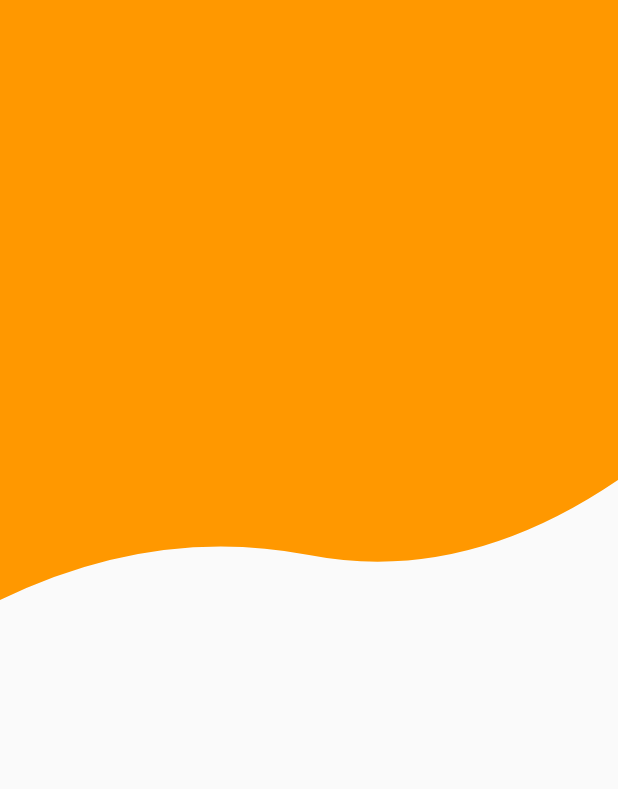
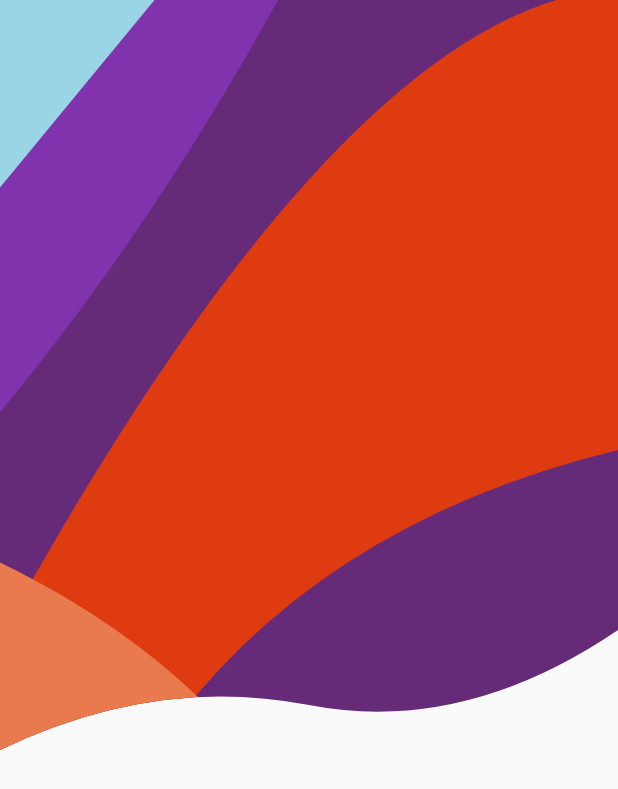
Before and after one commit to Hamza-Rahmoun/flutter_app, a Flutter app: the screen it shows after launch, on a phone screen of 412 x 824 dp. Shown: the top 789 px of the screen. Run offline on Flutter 3.47's test engine with Material 2 defaults, Android fonts, the phone set to English and light mode, and no system bars.

```diff
--- a/lib/customeclipper.dart
+++ /dev/null
@@ -1,23 +0,0 @@
-import 'package:flutter/material.dart';
-
-class CustomClipperWidget extends CustomClipper<Path> {
-  @override
-  getClip(Size size) {
-    final Path path = Path();
-    path.lineTo(0.0, size.height);
-    var firstEndPoint = Offset(size.width * 0.5, size.height - 30);
-    var firstControlPoint = Offset(size.width * 0.25, size.height - 50);
-    path.quadraticBezierTo(firstControlPoint.dx, firstControlPoint.dy,
-        firstEndPoint.dx, firstEndPoint.dy);
-    var secondEndPoint = Offset(size.width, size.height - 80);
-    var secondControl = Offset(size.width * 0.75, size.height - 10);
-    path.quadraticBezierTo(secondControl.dx, secondControl.dy,
-        secondEndPoint.dx, secondEndPoint.dy);
-    path.lineTo(size.width, 0.0);
-    path.close();
-    return path;
-  }
-
-  @override
-  bool shouldReclip(CustomClipper oldClipper) => true;
-}
--- a/lib/main.dart
+++ b/lib/main.dart
@@ -1,7 +1,5 @@
 import 'package:flutter/cupertino.dart';
 import 'package:flutter/material.dart';
-
-import 'customeclipper.dart';
 
 void main() => runApp(MyApp());
 
@@ -9,26 +7,111 @@ class MyApp extends StatelessWidget {
   @override
   Widget build(BuildContext context) {
     return MaterialApp(
-      home: Scaffold(
-        body: HomePage(),
+      home: HomePage(),
+    );
+  }
+}
+
+Color mainBGColor = Color(0xFF652A78);
+Color redColor = Color(0xFFDE3C10);
+Color purpleColor = Color(0xFF8132AD);
+Color cyan = Color(0xFF99D5E5);
+Color orange = Color(0xFFE97A4D);
+
+class HomePage extends StatefulWidget {
+  @override
+  _HomePageState createState() => _HomePageState();
+}
+
+class _HomePageState extends State<HomePage> {
+  @override
+  Widget build(BuildContext context) {
+    return Scaffold(
+      body: ClipPath(
+        clipper: CustomClipperWidget(),
+        child: CustomPaint(
+          painter: MyCustomPainter(),
+          child: Container(
+            height: 500.0,
+          ),
+        ),
       ),
     );
   }
 }
 
-class HomePage extends StatelessWidget {
+class CustomClipperWidget extends CustomClipper<Path> {
   @override
-  Widget build(BuildContext context) {
-    return Stack(
-      children: <Widget>[
-        ClipPath(
-          clipper: CustomClipperWidget(),
-          child: Container(
-            height: 400,
-            color: Colors.orange,
-          ),
-        )
-      ],
-    );
+  getClip(Size size) {
+    final Path path = Path();
+    path.lineTo(0.0, size.height);
+    var firstEndPoint = Offset(size.width * 0.5, size.height - 30);
+    var firstControlPoint = Offset(size.width * 0.25, size.height - 50);
+    path.quadraticBezierTo(firstControlPoint.dx, firstControlPoint.dy,
+        firstEndPoint.dx, firstEndPoint.dy);
+    var secondEndPoint = Offset(size.width, size.height - 80);
+    var secondControl = Offset(size.width * 0.75, size.height - 10);
+    path.quadraticBezierTo(secondControl.dx, secondControl.dy,
+        secondEndPoint.dx, secondEndPoint.dy);
+    path.lineTo(size.width, 0.0);
+    path.close();
+    return path;
+  }
+
+  @override
+  bool shouldReclip(CustomClipper oldClipper) => true;
+}
+
+class MyCustomPainter extends CustomPainter {
+  @override
+  void paint(Canvas canvas, Size size) {
+    Paint paint = Paint();
+
+    Path mainBGPath = Path();
+    mainBGPath.addRect(Rect.fromLTWH(0.0, 0.0, size.width, size.height));
+    paint.color = mainBGColor;
+    canvas.drawPath(mainBGPath, paint);
+
+    Path purplePath = Path();
+    purplePath.lineTo(size.width * .45, 0);
+    purplePath.quadraticBezierTo(
+        size.width * .25, size.height * .3, 0, size.height * 0.55);
+    purplePath.close();
+    paint.color = purpleColor;
+    canvas.drawPath(purplePath, paint);
+
+    Path redPath = Path();
+    redPath.moveTo(size.width * 0.9, 0.0);
+    redPath.quadraticBezierTo(
+        size.width * .5, size.height * 0.1, 0, size.height * 0.85);
+    redPath.lineTo(0, size.height);
+    redPath.lineTo(size.width * 0.25, size.height);
+    redPath.quadraticBezierTo(
+        size.width * .5, size.height * 0.7, size.width, size.height * 0.6);
+    redPath.lineTo(size.width, 0.0);
+    redPath.close();
+    paint.color = redColor;
+    canvas.drawPath(redPath, paint);
+
+    Path orangePath = Path();
+    orangePath.moveTo(0, size.height * 0.75);
+    orangePath.quadraticBezierTo(
+        size.width * .25, size.height * 0.85, size.width * .40, size.height);
+    orangePath.lineTo(0, size.height);
+    orangePath.close();
+    paint.color = orange;
+    canvas.drawPath(orangePath, paint);
+
+    Path trianglePath = Path();
+    trianglePath.lineTo(size.width * .25, 0);
+    trianglePath.lineTo(0, size.height * .25);
+    trianglePath.close();
+    paint.color = cyan;
+    canvas.drawPath(trianglePath, paint);
+  }
+
+  @override
+  bool shouldRepaint(CustomPainter oldDelegate) {
+    return oldDelegate != this;
   }
 }
```
